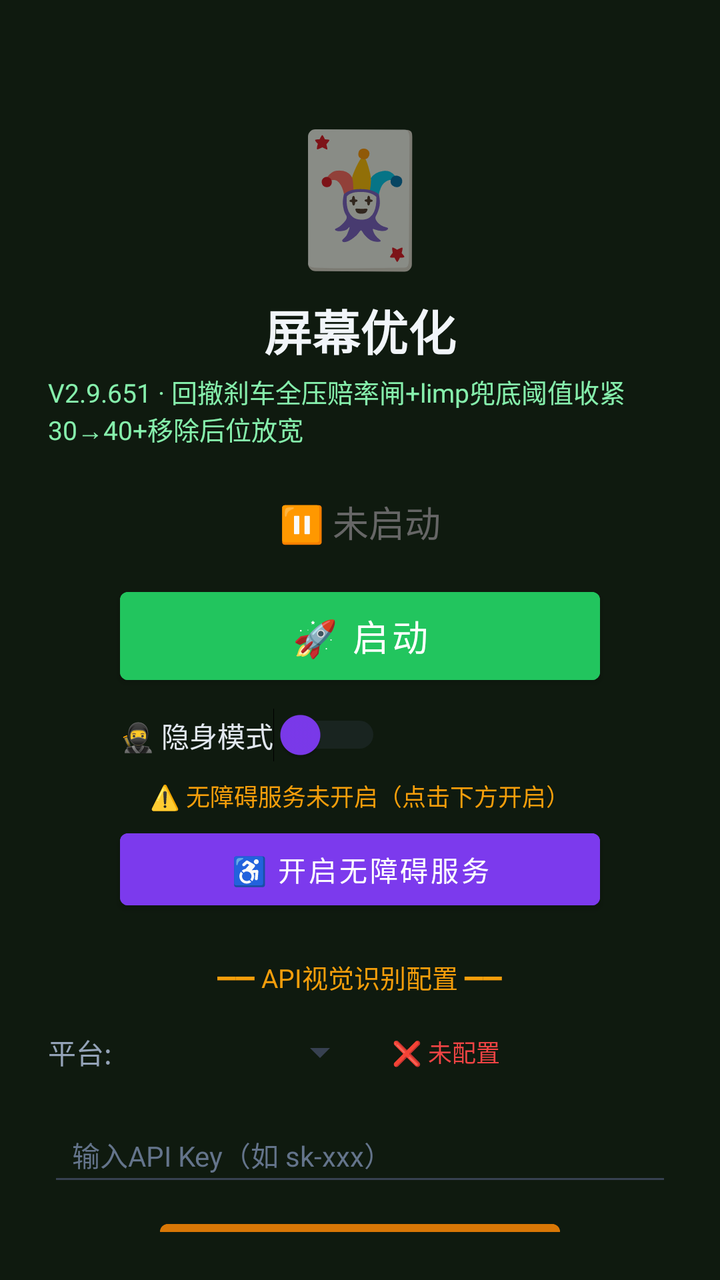
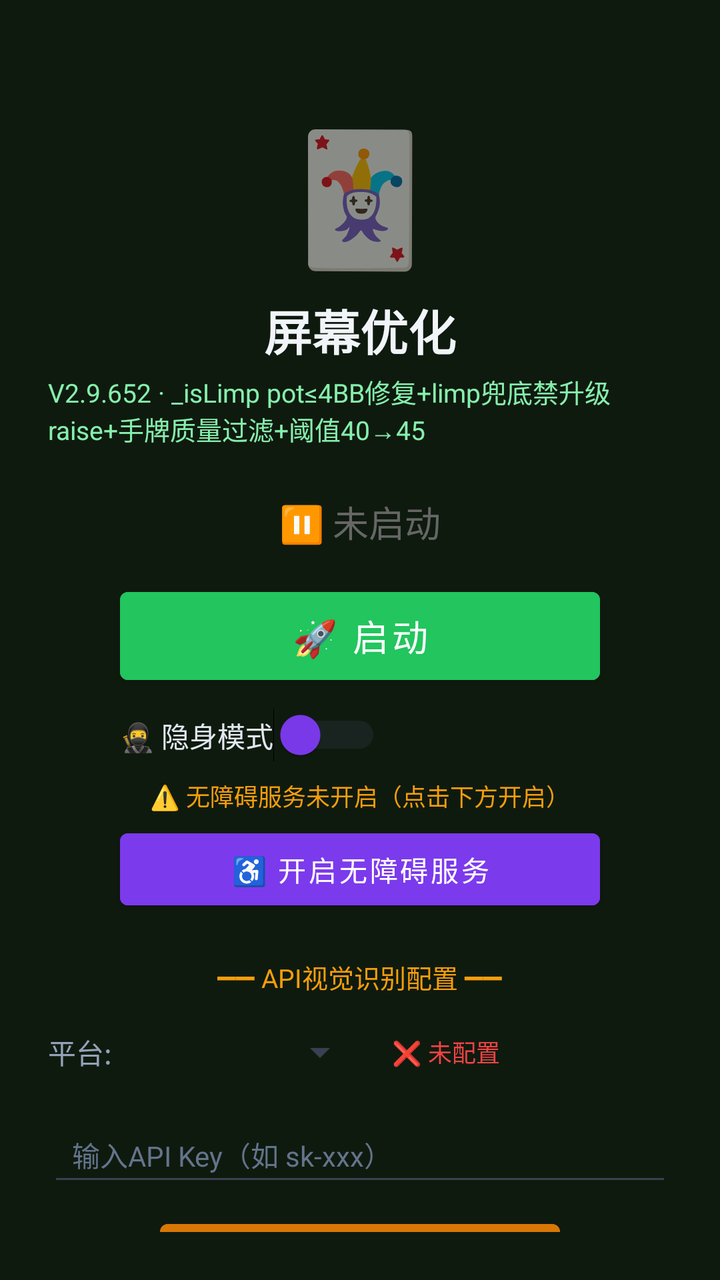

Before-and-after screenshots of an Android layout around one commit, followed by the original layout XML and the change that was made.
<!-- AndroidManifest.xml: activity theme Theme.MjScreenshot -->
<!-- res/layout/activity_main.xml -->
<?xml version="1.0" encoding="utf-8"?>
<LinearLayout xmlns:android="http://schemas.android.com/apk/res/android"
    android:layout_width="match_parent"
    android:layout_height="match_parent"
    android:orientation="vertical"
    android:background="#0f1a0f"
    android:padding="24dp"
    android:gravity="center_horizontal">

    <TextView
        android:layout_width="wrap_content"
        android:layout_height="wrap_content"
        android:text="🃏"
        android:textSize="64sp"
        android:layout_marginTop="30dp" />

    <TextView
        android:layout_width="wrap_content"
        android:layout_height="wrap_content"
        android:text="屏幕优化"
        android:textSize="24sp"
        android:textColor="#f1f5f9"
        android:textStyle="bold"
        android:layout_marginTop="8dp" />

    <TextView
        android:layout_width="wrap_content"
        android:layout_height="wrap_content"
        android:text="V2.9.651 · 回撤刹车全压赔率闸+limp兜底阈值收紧30→40+移除后位放宽"
        android:textSize="13sp"
        android:textColor="#86efac"
        android:layout_marginTop="4dp" />

    <TextView
        android:id="@+id/tvStatus"
        android:layout_width="wrap_content"
        android:layout_height="wrap_content"
        android:text="⏸ 未启动"
        android:textSize="18sp"
        android:textColor="#666666"
        android:layout_marginTop="24dp" />

    <Button
        android:id="@+id/btnStart"
        android:layout_width="240dp"
        android:layout_height="56dp"
        android:text="🚀 启动"
        android:textSize="18sp"
        android:textColor="#ffffff"
        android:backgroundTint="#22c55e"
        android:layout_marginTop="16dp" />

    <Button
        android:id="@+id/btnHelper"
        android:layout_width="240dp"
        android:layout_height="56dp"
        android:text="🃏 打开智囊"
        android:textSize="16sp"
        android:textColor="#ffffff"
        android:backgroundTint="#16a34a"
        android:layout_marginTop="12dp"
        android:visibility="gone" />

    
    <LinearLayout
        android:layout_width="240dp"
        android:layout_height="wrap_content"
        android:orientation="horizontal"
        android:gravity="center_vertical"
        android:layout_marginTop="8dp">

        <Switch
            android:id="@+id/switchStealth"
            android:layout_width="wrap_content"
            android:layout_height="wrap_content"
            android:text="🥷 隐身模式"
            android:textColor="#e2e8f0"
            android:textSize="14sp"
            android:thumbTint="#7c3aed"
            android:trackTint="#374151" />
    </LinearLayout>

    <TextView
        android:id="@+id/tvAccessibilityStatus"
        android:layout_width="wrap_content"
        android:layout_height="wrap_content"
        android:text="⚠️ 无障碍服务未开启（点击下方开启）"
        android:textSize="12sp"
        android:textColor="#f59e0b"
        android:layout_marginTop="8dp"
        android:gravity="center" />

    <Button
        android:id="@+id/btnAccessibility"
        android:layout_width="240dp"
        android:layout_height="48dp"
        android:text="♿ 开启无障碍服务"
        android:textSize="14sp"
        android:textColor="#ffffff"
        android:backgroundTint="#7c3aed"
        android:layout_marginTop="4dp" />

    <TextView
        android:layout_width="wrap_content"
        android:layout_height="wrap_content"
        android:text="━━ API视觉识别配置 ━━"
        android:textSize="13sp"
        android:textColor="#f59e0b"
        android:layout_marginTop="20dp" />

    <LinearLayout
        android:layout_width="match_parent"
        android:layout_height="wrap_content"
        android:orientation="horizontal"
        android:layout_marginTop="8dp"
        android:gravity="center_vertical">

        <TextView
            android:layout_width="wrap_content"
            android:layout_height="wrap_content"
            android:text="平台:"
            android:textSize="14sp"
            android:textColor="#94a3b8" />

        <Spinner
            android:id="@+id/spinnerProvider"
            android:layout_width="120dp"
            android:layout_height="40dp"
            android:layout_marginStart="8dp"
            android:backgroundTint="#374151" />

        <TextView
            android:id="@+id/tvApiStatus"
            android:layout_width="wrap_content"
            android:layout_height="wrap_content"
            android:text="❌ 未配置"
            android:textSize="12sp"
            android:textColor="#ef4444"
            android:layout_marginStart="12dp" />
    </LinearLayout>

    <EditText
        android:id="@+id/etApiKey"
        android:layout_width="match_parent"
        android:layout_height="44dp"
        android:hint="输入API Key（如 sk-xxx）"
        android:textSize="14sp"
        android:textColor="#e2e8f0"
        android:textColorHint="#64748b"
        android:backgroundTint="#374151"
        android:inputType="textPassword"
        android:layout_marginTop="8dp"
        android:paddingStart="12dp"
        android:paddingEnd="12dp" />

    <Button
        android:id="@+id/btnSaveApi"
        android:layout_width="200dp"
        android:layout_height="44dp"
        android:text="💾 保存API配置"
        android:textSize="14sp"
        android:textColor="#ffffff"
        android:backgroundTint="#d97706"
        android:layout_marginTop="8dp" />

    <TextView
        android:id="@+id/tvHint"
        android:layout_width="wrap_content"
        android:layout_height="wrap_content"
        android:text="先点上方按钮启动截屏"
        android:textSize="13sp"
        android:textColor="#666666"
        android:layout_marginTop="12dp"
        android:gravity="center" />

    <TextView
        android:layout_width="wrap_content"
        android:layout_height="wrap_content"
        android:text="使用步骤：\n1. 配置API Key（支持OpenAI/通义千问VL/硅基流动）\n2. 点「开启无障碍服务」→ 开启\n3. 开启「🥷隐身模式」(反检测)\n4. 点「启动」→ 允许悬浮窗\n5. 打牌时点屏幕上的🎯悬浮球即可截屏识别\n★ 拖动悬浮球可移到不挡牌的位置 ★\n★ 长按悬浮球可展开/收起详细面板 ★\n★ 悬浮球边框颜色=建议：绿=加注 橙=跟注 红=弃牌 ★"
        android:textSize="12sp"
        android:textColor="#64748b"
        android:layout_marginTop="12dp"
        android:lineSpacingExtra="3dp" />

</LinearLayout>
<!-- resources referenced by this layout -->
<resources>
  <style name="Theme.MjScreenshot" parent="Theme.MaterialComponents.DayNight.DarkActionBar">
          <item name="colorPrimary">#1e40af</item>
          <item name="colorPrimaryVariant">#1e3a8a</item>
          <item name="colorOnPrimary">#ffffff</item>
          <item name="android:statusBarColor">#0f172a</item>
      </style>
</resources>

<!-- the commit's change to res/layout/activity_main.xml (unified diff, before → after) -->
@@ -26,7 +26,7 @@
     <TextView
         android:layout_width="wrap_content"
         android:layout_height="wrap_content"
-        android:text="V2.9.651 · 回撤刹车全压赔率闸+limp兜底阈值收紧30→40+移除后位放宽"
+        android:text="V2.9.652 · _isLimp pot≤4BB修复+limp兜底禁升级raise+手牌质量过滤+阈值40→45"
         android:textSize="13sp"
         android:textColor="#86efac"
         android:layout_marginTop="4dp" />
